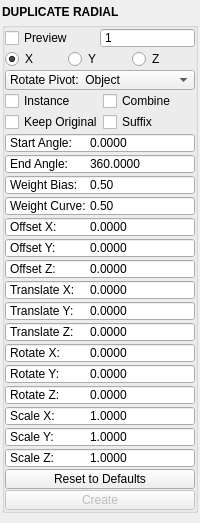
The window that mayatk/edit_utils/duplicate_radial.ui (m3trik/mayatk) describes before a commit, drawn with Qt 5.
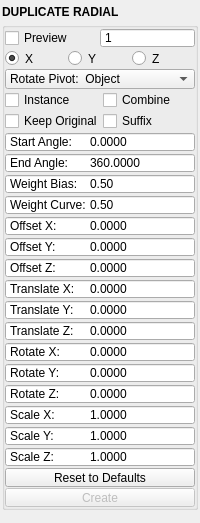
The same window after the commit. Custom widgets are drawn as their Qt base class.

The edit to the form file:
```diff
--- a/mayatk/edit_utils/duplicate_radial.ui
+++ b/mayatk/edit_utils/duplicate_radial.ui
@@ -742,13 +742,13 @@
              <property name="minimumSize">
               <size>
                <width>0</width>
-               <height>20</height>
+               <height>19</height>
               </size>
              </property>
              <property name="maximumSize">
               <size>
                <width>999</width>
-               <height>20</height>
+               <height>19</height>
               </size>
              </property>
              <property name="toolTip">
@@ -1023,13 +1023,13 @@
              <property name="minimumSize">
               <size>
                <width>36</width>
-               <height>20</height>
+               <height>19</height>
               </size>
              </property>
              <property name="maximumSize">
               <size>
                <width>999</width>
-               <height>20</height>
+               <height>19</height>
               </size>
              </property>
              <property name="toolTip">
@@ -1057,13 +1057,13 @@
              <property name="minimumSize">
               <size>
                <width>36</width>
-               <height>20</height>
+               <height>19</height>
               </size>
              </property>
              <property name="maximumSize">
               <size>
                <width>999</width>
-               <height>20</height>
+               <height>19</height>
               </size>
              </property>
              <property name="toolTip">
@@ -1091,13 +1091,13 @@
              <property name="minimumSize">
               <size>
                <width>36</width>
-               <height>20</height>
+               <height>19</height>
               </size>
              </property>
              <property name="maximumSize">
               <size>
                <width>999</width>
-               <height>20</height>
+               <height>19</height>
               </size>
              </property>
              <property name="toolTip">
@@ -1168,13 +1168,13 @@
            <property name="minimumSize">
             <size>
              <width>0</width>
-             <height>20</height>
+             <height>19</height>
             </size>
            </property>
            <property name="maximumSize">
             <size>
              <width>16777215</width>
-             <height>20</height>
+             <height>19</height>
             </size>
            </property>
            <property name="text">
```
